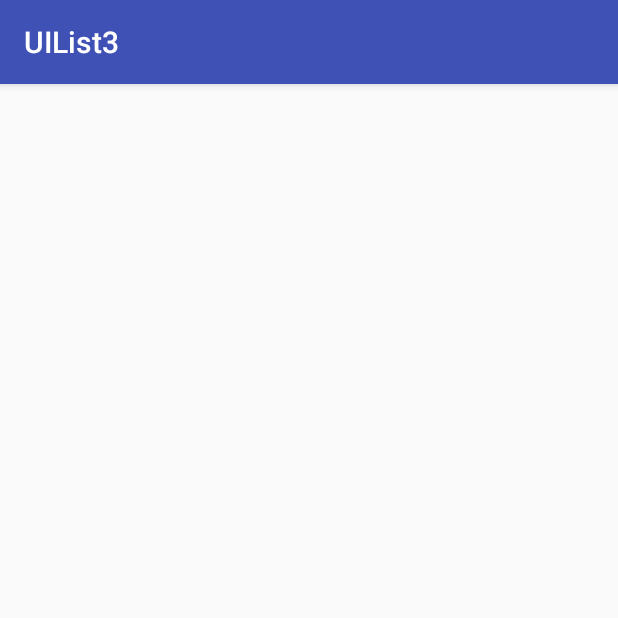
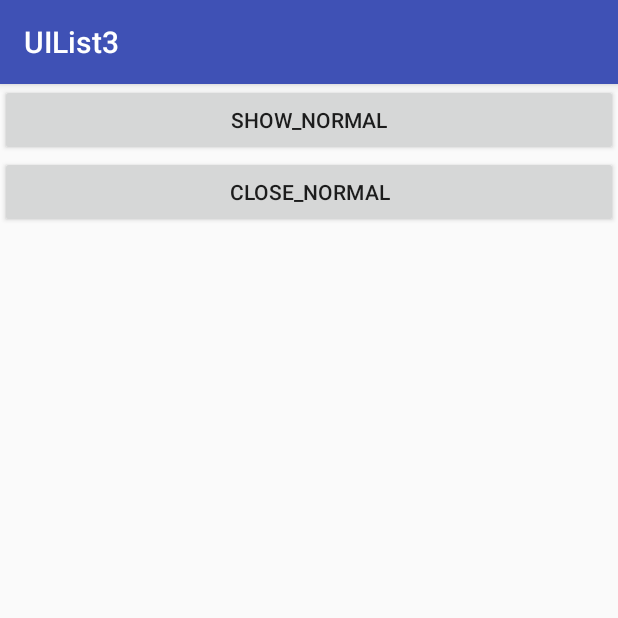
Before and after one commit to leexiaolu/UIList3, an Android app: the NotificationActivity screen opened directly, with no data from a screen before it, on a phone screen of 412 x 824 dp, the top half of it. Run offline under Robolectric (Android 15) with nearby library versions, the light colour scheme and no system bars; our stand-ins replace ButterKnife.

Commit message:
notification commit

```diff
--- a/app/build.gradle
+++ b/app/build.gradle
@@ -4,7 +4,7 @@ android {
     compileSdkVersion 26
     defaultConfig {
         applicationId "com.example.leesnriud.uilist3"
-        minSdkVersion 15
+        minSdkVersion 16
         targetSdkVersion 26
         versionCode 1
         versionName "1.0"
--- a/app/src/main/AndroidManifest.xml
+++ b/app/src/main/AndroidManifest.xml
@@ -1,6 +1,9 @@
 <?xml version="1.0" encoding="utf-8"?>
 <manifest xmlns:android="http://schemas.android.com/apk/res/android"
     package="com.example.leesnriud.uilist3">
+
+    <uses-permission android:name="android.permission.FLASHLIGHT" />
+    <uses-permission android:name="android.permission.VIBRATE" />
 
     <application
         android:allowBackup="true"
--- a/app/src/main/java/com/example/leesnriud/uilist3/NotificationActivity.java
+++ b/app/src/main/java/com/example/leesnriud/uilist3/NotificationActivity.java
@@ -1,13 +1,84 @@
 package com.example.leesnriud.uilist3;
 
+import android.app.Notification;
+import android.app.NotificationManager;
+import android.app.PendingIntent;
+import android.content.Intent;
+import android.graphics.Bitmap;
+import android.graphics.BitmapFactory;
+import android.net.Uri;
+import android.os.Bundle;
 import android.support.v7.app.AppCompatActivity;
-import android.os.Bundle;
+import android.view.View;
 
+import butterknife.ButterKnife;
+import butterknife.OnClick;
+
+/**
+ * android notification 状态栏通知
+ * <p>
+ * Icon/Photo：大图标
+ * Title/Name：标题
+ * Message：内容信息
+ * Timestamp：通知时间，默认是系统发出通知的时间，也可以通过setWhen()来设置
+ * Secondary Icon：小图标
+ * 内容文字，在小图标的左手边的一个文字
+ * <p>
+ * Notification：通知信息类，它里面对应了通知栏的各个属性
+ * NotificationManager：是状态栏通知的管理类，负责发通知、清除通知等操作。
+ * 使用的基本流程：
+ * Step 1. 获得NotificationManager对象： NotificationManager mNManager = (NotificationManager) getSystemService(NOTIFICATION_SERVICE);
+ * Step 2. 创建一个通知栏的Builder构造类： Notification.Builder mBuilder = new Notification.Builder(this);
+ * Step 3. 对Builder进行相关的设置，比如标题，内容，图标，动作等！
+ * Step 4.调用Builder的build()方法为notification赋值
+ * Step 5.调用NotificationManager的notify()方法发送通知！
+ * PS:另外我们还可以调用NotificationManager的cancel()方法取消通知
+ */
 public class NotificationActivity extends AppCompatActivity {
+
+    private NotificationManager mNManager;
+    private Notification notify1;
+    Bitmap LargeBitmap = null;
+    private static final int NOTIFYID_1 = 1;
 
     @Override
     protected void onCreate(Bundle savedInstanceState) {
         super.onCreate(savedInstanceState);
         setContentView(R.layout.activity_notification);
+        ButterKnife.bind(this);
+        //创建大图标的Bitmap
+        LargeBitmap = BitmapFactory.decodeResource(getResources(), R.mipmap.ic_launcher);
+        mNManager = (NotificationManager) getSystemService(NOTIFICATION_SERVICE);
+    }
+
+    @OnClick({R.id.bt_show, R.id.bt_close})
+    public void onViewClicked(View view) {
+        switch (view.getId()) {
+            case R.id.bt_show:
+                //定义一个PendingIntent点击Notification后启动一个Activity
+                Intent it = new Intent(NotificationActivity.this, SpinnerActivity.class);
+                PendingIntent pit = PendingIntent.getActivity(NotificationActivity.this, 0, it, 0);
+
+                //设置图片,通知标题,发送时间,提示方式等属性
+                Notification.Builder mBuilder = new Notification.Builder(this);
+                mBuilder.setContentTitle("title")                        //标题
+                        .setContentText("查看你的飞车段位")      //内容
+                        .setSubText("——来自飞车")                    //内容下面的一小段文字
+                        .setTicker("收到飞车信息")             //收到信息后状态栏显示的文字信息
+                        .setWhen(System.currentTimeMillis())           //设置通知时间
+                        .setSmallIcon(R.mipmap.loading_01)            //设置小图标
+                        .setLargeIcon(LargeBitmap)                     //设置大图标
+                        .setDefaults(Notification.DEFAULT_LIGHTS | Notification.DEFAULT_VIBRATE)    //设置默认的三色灯与振动器
+                        .setSound(Uri.parse("android.resource://" + getPackageName() + "/" + R.raw.biaobiao))  //设置自定义的提示音
+                        .setAutoCancel(true)                           //设置点击后取消Notification
+                        .setContentIntent(pit);                        //设置PendingIntent
+                notify1 = mBuilder.build();
+                mNManager.notify(NOTIFYID_1, notify1);
+                break;
+            case R.id.bt_close:
+                //除了可以根据ID来取消Notification外,还可以调用cancelAll();关闭该应用产生的所有通知
+                mNManager.cancel(NOTIFYID_1);                          //取消Notification
+                break;
+        }
     }
 }
--- a/app/src/main/res/layout/activity_notification.xml
+++ b/app/src/main/res/layout/activity_notification.xml
@@ -6,4 +6,21 @@
     android:layout_height="match_parent"
     tools:context="com.example.leesnriud.uilist3.NotificationActivity">
 
+    <LinearLayout
+        android:orientation="vertical"
+        android:layout_width="match_parent"
+        android:layout_height="match_parent">
+
+        <Button
+            android:id="@+id/bt_show"
+            android:text="show_normal"
+            android:layout_width="match_parent"
+            android:layout_height="wrap_content" />
+        <Button
+            android:id="@+id/bt_close"
+            android:text="close_normal"
+            android:layout_width="match_parent"
+            android:layout_height="wrap_content" />
+
+    </LinearLayout>
 </android.support.constraint.ConstraintLayout>
```
Also changed, not shown: 1 other file.
